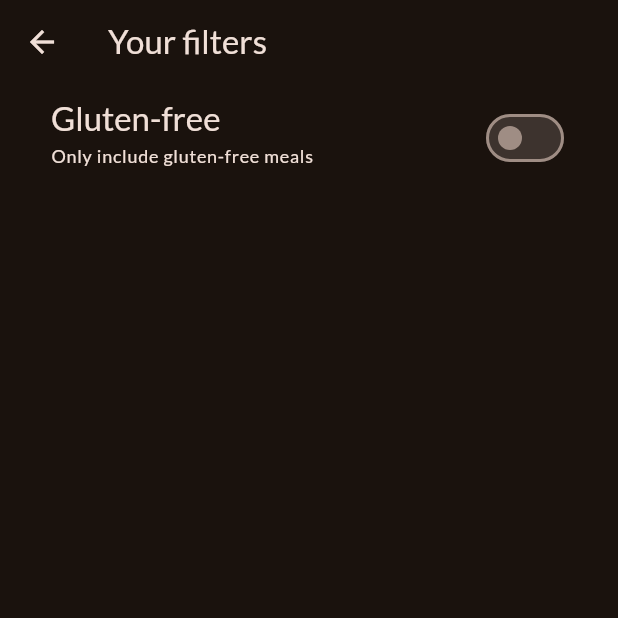
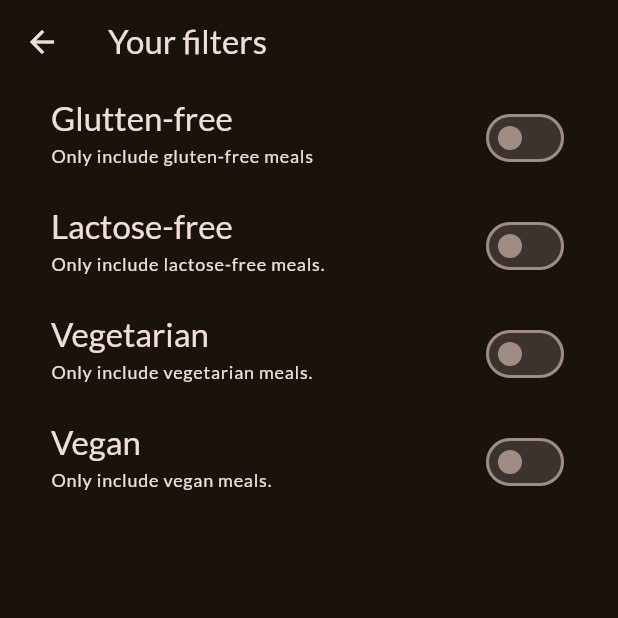
Before and after one commit to vicentedpsantos/meals-flutter, a Flutter app: the FiltersScreen screen opened directly, on a phone screen of 412 x 824 dp, the top half of it. Run offline on Flutter 3.47's test engine with Material 2 defaults, Android fonts, the phone set to English and light mode, and no system bars; our stand-ins replace google_fonts, transparent_image; project files that could hold a hidden picture were left out.

Commit message:
Create widget for filter tiles

```diff
--- a/lib/screens/filters.dart
+++ b/lib/screens/filters.dart
@@ -1,8 +1,6 @@
 import 'package:flutter/material.dart';
 
-// import 'package:meals/widgets/main_drawer.dart';
-
-// import 'package:meals/screens/tabs.dart';
+import 'package:meals/widgets/filter_tile.dart';
 
 class FiltersScreen extends StatefulWidget {
   const FiltersScreen({super.key});
@@ -14,7 +12,18 @@ class FiltersScreen extends StatefulWidget {
 }
 
 class _FiltersScreenState extends State<FiltersScreen> {
-  var _glutenFreeFilterSet = false;
+  var filters = {
+    'glutten-free': false,
+    'lactose-free': false,
+    'vegetarian': false,
+    'vegan': false
+  };
+
+  void _setFilterValue(String filterName, bool newValue) {
+    setState(() {
+      filters[filterName] = newValue;
+    });
+  }
 
   @override
   build(context) {
@@ -22,42 +31,35 @@ class _FiltersScreenState extends State<FiltersScreen> {
       appBar: AppBar(
         title: const Text('Your filters'),
       ),
-      // drawer: MainDrawer(
-      //   onSelectScreen: (identifier) {
-      //     Navigator.of(context).pop();
-
-      //     if (identifier == 'meals') {
-      //       Navigator.of(context).push(
-      //         MaterialPageRoute(
-      //           builder: (ctx) => const TabsScreen(),
-      //         ),
-      //       );
-      //     }
-      //   },
-      // ),
       body: Column(
         children: [
-          SwitchListTile(
-            value: _glutenFreeFilterSet,
-            onChanged: (newValue) {
-              setState(() {
-                _glutenFreeFilterSet = newValue;
-              });
-            },
-            title: Text(
-              'Gluten-free',
-              style: Theme.of(context).textTheme.titleLarge!.copyWith(
-                    color: Theme.of(context).colorScheme.onBackground,
-                  ),
-            ),
-            subtitle: Text(
-              'Only include gluten-free meals',
-              style: Theme.of(context).textTheme.labelMedium!.copyWith(
-                    color: Theme.of(context).colorScheme.onBackground,
-                  ),
-            ),
-            activeColor: Theme.of(context).colorScheme.tertiary,
-            contentPadding: const EdgeInsets.only(left: 34, right: 32),
+          FilterTile(
+            description: 'Only include gluten-free meals',
+            filterName: 'glutten-free',
+            isSet: false,
+            setFilterValue: _setFilterValue,
+            title: 'Glutten-free',
+          ),
+          FilterTile(
+            description: 'Only include lactose-free meals.',
+            filterName: 'lactose-free',
+            isSet: false,
+            setFilterValue: _setFilterValue,
+            title: 'Lactose-free',
+          ),
+          FilterTile(
+            description: 'Only include vegetarian meals.',
+            filterName: 'vegetarian',
+            isSet: false,
+            setFilterValue: _setFilterValue,
+            title: 'Vegetarian',
+          ),
+          FilterTile(
+            description: 'Only include vegan meals.',
+            filterName: 'vegan',
+            isSet: false,
+            setFilterValue: _setFilterValue,
+            title: 'Vegan',
           ),
         ],
       ),
--- /dev/null
+++ b/lib/widgets/filter_tile.dart
@@ -0,0 +1,59 @@
+import 'package:flutter/material.dart';
+
+class FilterTile extends StatefulWidget {
+  const FilterTile(
+      {super.key,
+      required this.title,
+      required this.description,
+      required this.isSet,
+      required this.filterName,
+      required this.setFilterValue});
+
+  final String title;
+  final String description;
+  final String filterName;
+  final bool isSet;
+  final void Function(String filterName, bool isSet) setFilterValue;
+
+  @override
+  State<FilterTile> createState() => _FilterTileState();
+}
+
+class _FilterTileState extends State<FilterTile> {
+  bool? isSet;
+
+  @override
+  void initState() {
+    isSet = widget.isSet;
+
+    super.initState();
+  }
+
+  @override
+  Widget build(context) {
+    return SwitchListTile(
+      value: isSet!,
+      onChanged: (newValue) {
+        setState(() {
+          isSet = !isSet!;
+
+          widget.setFilterValue(widget.filterName, isSet!);
+        });
+      },
+      title: Text(
+        widget.title,
+        style: Theme.of(context).textTheme.titleLarge!.copyWith(
+              color: Theme.of(context).colorScheme.onBackground,
+            ),
+      ),
+      subtitle: Text(
+        widget.description,
+        style: Theme.of(context).textTheme.labelMedium!.copyWith(
+              color: Theme.of(context).colorScheme.onBackground,
+            ),
+      ),
+      activeColor: Theme.of(context).colorScheme.tertiary,
+      contentPadding: const EdgeInsets.only(left: 34, right: 32),
+    );
+  }
+}
```
